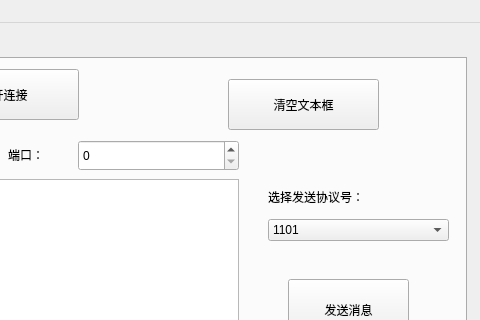
Qt form designer/ui/proto_tool.ui (aywfelix/ProtoExcelTool) before a commit; both pictures show x 424 to 904 and y 0 to 320 of the 904 by 797 pixel window.
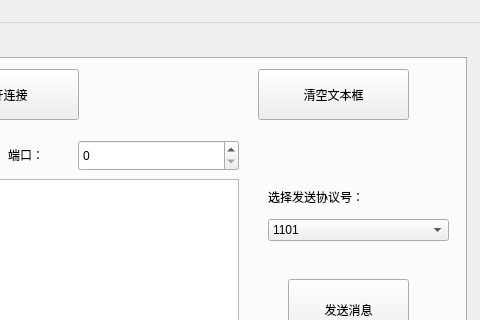
The same form after that commit. The open tabs and pages were chosen to show the change.

```diff
--- a/designer/ui/proto_tool.ui
+++ b/designer/ui/proto_tool.ui
@@ -406,8 +406,8 @@
      <widget class="QToolButton" name="toolButton_3">
       <property name="geometry">
        <rect>
-        <x>640</x>
-        <y>20</y>
+        <x>670</x>
+        <y>10</y>
         <width>151</width>
         <height>51</height>
        </rect>
```
Left out of the diff: 20 changed lines with no effect on the pictures.
